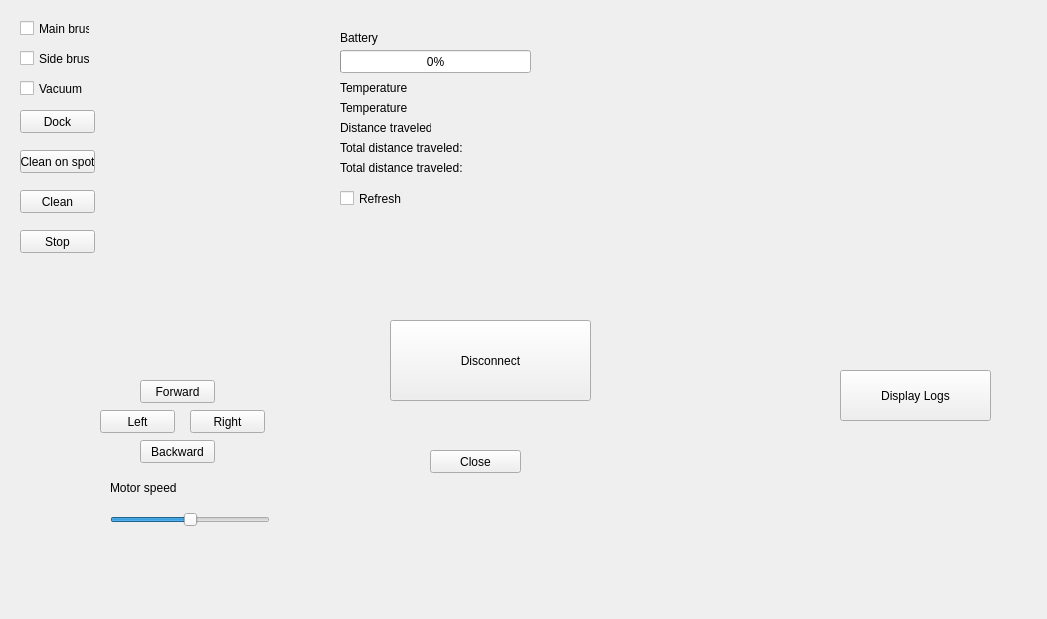
Above: GUI/Gui-RoombaV1.0/controllingroomba.ui from K-4U/ese_project4y5 before the change. Below: the same form after it.
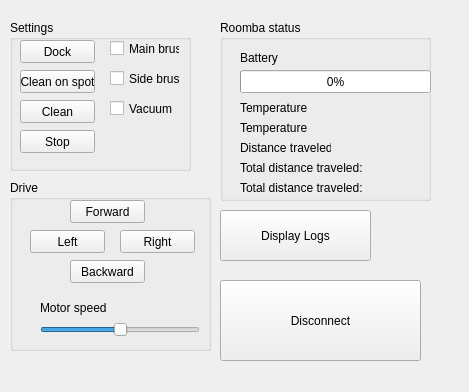
That is the form after the change.

Diff of the .ui file:
```diff
--- a/GUI/Gui-RoombaV1.0/controllingroomba.ui
+++ b/GUI/Gui-RoombaV1.0/controllingroomba.ui
@@ -6,162 +6,107 @@
    <rect>
     <x>0</x>
     <y>0</y>
-    <width>1047</width>
-    <height>619</height>
+    <width>469</width>
+    <height>392</height>
    </rect>
   </property>
   <property name="windowTitle">
    <string>Form</string>
   </property>
-  <widget class="QCheckBox" name="cbSideBrush">
+  <widget class="QPushButton" name="pbDisonnect">
    <property name="geometry">
     <rect>
-     <x>20</x>
-     <y>50</y>
-     <width>70</width>
-     <height>17</height>
+     <x>220</x>
+     <y>280</y>
+     <width>201</width>
+     <height>81</height>
     </rect>
    </property>
    <property name="text">
-    <string>Side brush</string>
+    <string>Disconnect</string>
    </property>
   </widget>
-  <widget class="QPushButton" name="pbClean">
+  <widget class="QPushButton" name="pbDisplayLogs">
    <property name="geometry">
     <rect>
-     <x>20</x>
-     <y>190</y>
-     <width>75</width>
-     <height>23</height>
+     <x>220</x>
+     <y>210</y>
+     <width>151</width>
+     <height>51</height>
     </rect>
    </property>
    <property name="text">
-    <string>Clean</string>
+    <string>Display Logs</string>
    </property>
-   <property name="checkable">
-    <bool>false</bool>
-   </property>
   </widget>
-  <widget class="QPushButton" name="pbDock">
+  <widget class="QGroupBox" name="gbroombaStatus">
    <property name="geometry">
     <rect>
-     <x>20</x>
-     <y>110</y>
-     <width>75</width>
-     <height>23</height>
-    </rect>
-   </property>
-   <property name="cursor">
-    <cursorShape>ArrowCursor</cursorShape>
-   </property>
-   <property name="text">
-    <string>Dock</string>
-   </property>
-   <property name="checkable">
-    <bool>false</bool>
-   </property>
-  </widget>
-  <widget class="QPushButton" name="pbCleanSpot">
-   <property name="geometry">
-    <rect>
-     <x>20</x>
-     <y>150</y>
-     <width>75</width>
-     <height>23</height>
-    </rect>
-   </property>
-   <property name="text">
-    <string>Clean on spot</string>
-   </property>
-   <property name="checkable">
-    <bool>false</bool>
-   </property>
-  </widget>
-  <widget class="QCheckBox" name="cbMainBrush">
-   <property name="geometry">
-    <rect>
-     <x>20</x>
+     <x>220</x>
      <y>20</y>
-     <width>70</width>
-     <height>17</height>
+     <width>211</width>
+     <height>181</height>
     </rect>
    </property>
-   <property name="text">
-    <string>Main brush</string>
+   <property name="title">
+    <string>Roomba status</string>
    </property>
-  </widget>
-  <widget class="QCheckBox" name="cbVacuum">
+   <widget class="QLabel" name="lbBatteryChargingState">
    <property name="geometry">
     <rect>
      <x>20</x>
      <y>80</y>
-     <width>70</width>
-     <height>17</height>
+      <width>151</width>
+      <height>16</height>
     </rect>
    </property>
    <property name="text">
-    <string>Vacuum</string>
-   </property>
-  </widget>
-  <widget class="QPushButton" name="pbClose">
+     <string>Temperature</string>
+    </property>
+   </widget>
+   <widget class="QLabel" name="lbOperatingMode">
    <property name="geometry">
     <rect>
-     <x>430</x>
-     <y>450</y>
+      <x>20</x>
+      <y>160</y>
+      <width>141</width>
+      <height>16</height>
+     </rect>
+    </property>
+    <property name="text">
+     <string>Total distance traveled:</string>
+    </property>
+   </widget>
+   <widget class="QLabel" name="lbDistance">
+    <property name="geometry">
+     <rect>
+      <x>20</x>
+      <y>120</y>
      <width>91</width>
-     <height>23</height>
+      <height>16</height>
     </rect>
    </property>
    <property name="text">
-    <string>Close</string>
-   </property>
-  </widget>
-  <widget class="QPushButton" name="pbDriveForward">
-   <property name="geometry">
-    <rect>
-     <x>140</x>
-     <y>380</y>
-     <width>75</width>
-     <height>23</height>
-    </rect>
-   </property>
-   <property name="text">
-    <string>Forward</string>
-   </property>
-   <property name="checkable">
-    <bool>false</bool>
-   </property>
-  </widget>
-  <widget class="QPushButton" name="pbStop">
+     <string>Distance traveled:</string>
+    </property>
+   </widget>
+   <widget class="QLabel" name="lbTotalDistance">
    <property name="geometry">
     <rect>
      <x>20</x>
-     <y>230</y>
-     <width>75</width>
-     <height>23</height>
+      <y>140</y>
+      <width>141</width>
+      <height>16</height>
     </rect>
    </property>
    <property name="text">
-    <string>Stop</string>
-   </property>
-  </widget>
-  <widget class="QProgressBar" name="prBattery">
-   <property name="geometry">
-    <rect>
-     <x>340</x>
-     <y>50</y>
-     <width>191</width>
-     <height>23</height>
-    </rect>
-   </property>
-   <property name="value">
-    <number>0</number>
+     <string>Total distance traveled:</string>
    </property>
   </widget>
   <widget class="QLabel" name="lbBattery">
    <property name="geometry">
     <rect>
-     <x>340</x>
+      <x>20</x>
      <y>30</y>
      <width>91</width>
      <height>16</height>
@@ -171,11 +116,66 @@
     <string>Battery </string>
    </property>
   </widget>
+   <widget class="QLabel" name="lbTemperature">
+    <property name="geometry">
+     <rect>
+      <x>20</x>
+      <y>100</y>
+      <width>151</width>
+      <height>16</height>
+     </rect>
+    </property>
+    <property name="text">
+     <string>Temperature</string>
+    </property>
+   </widget>
+   <widget class="QProgressBar" name="prBattery">
+    <property name="geometry">
+     <rect>
+      <x>20</x>
+      <y>50</y>
+      <width>191</width>
+      <height>23</height>
+     </rect>
+    </property>
+    <property name="value">
+     <number>0</number>
+    </property>
+   </widget>
+  </widget>
+  <widget class="QGroupBox" name="gbDrive">
+   <property name="geometry">
+    <rect>
+     <x>10</x>
+     <y>180</y>
+     <width>201</width>
+     <height>171</height>
+    </rect>
+   </property>
+   <property name="title">
+    <string>Drive</string>
+   </property>
+   <widget class="QPushButton" name="pbDriveRight">
+    <property name="geometry">
+     <rect>
+      <x>110</x>
+      <y>50</y>
+      <width>75</width>
+      <height>23</height>
+     </rect>
+    </property>
+    <property name="text">
+     <string>Right</string>
+    </property>
+    <property name="shortcut">
+     <string>Right</string>
+    </property>
+   </widget>
   <widget class="QSlider" name="hsMotorSpeed">
    <property name="geometry">
     <rect>
-     <x>110</x>
-     <y>510</y>
+      <x>30</x>
+      <y>140</y>
      <width>160</width>
      <height>19</height>
     </rect>
@@ -193,11 +193,46 @@
     <enum>Qt::Horizontal</enum>
    </property>
   </widget>
+   <widget class="QPushButton" name="pbDriveForward">
+    <property name="geometry">
+     <rect>
+      <x>60</x>
+      <y>20</y>
+      <width>75</width>
+      <height>23</height>
+     </rect>
+    </property>
+    <property name="text">
+     <string>Forward</string>
+    </property>
+    <property name="shortcut">
+     <string>Up</string>
+    </property>
+    <property name="checkable">
+     <bool>false</bool>
+    </property>
+   </widget>
+   <widget class="QPushButton" name="pbDriveBackward">
+    <property name="geometry">
+     <rect>
+      <x>60</x>
+      <y>80</y>
+      <width>75</width>
+      <height>23</height>
+     </rect>
+    </property>
+    <property name="text">
+     <string>Backward</string>
+    </property>
+    <property name="shortcut">
+     <string>Down</string>
+    </property>
+   </widget>
   <widget class="QLabel" name="lbMotorSpeed">
    <property name="geometry">
     <rect>
-     <x>110</x>
-     <y>480</y>
+      <x>30</x>
+      <y>120</y>
      <width>111</width>
      <height>16</height>
     </rect>
@@ -206,50 +241,11 @@
     <string>Motor speed</string>
    </property>
   </widget>
-  <widget class="QLabel" name="lbDistance">
-   <property name="geometry">
-    <rect>
-     <x>340</x>
-     <y>120</y>
-     <width>91</width>
-     <height>16</height>
-    </rect>
-   </property>
-   <property name="text">
-    <string>Distance traveled:</string>
-   </property>
-  </widget>
-  <widget class="QLabel" name="lbTotalDistance">
-   <property name="geometry">
-    <rect>
-     <x>340</x>
-     <y>140</y>
-     <width>141</width>
-     <height>16</height>
-    </rect>
-   </property>
-   <property name="text">
-    <string>Total distance traveled:</string>
-   </property>
-  </widget>
-  <widget class="QLabel" name="lbTemperature">
-   <property name="geometry">
-    <rect>
-     <x>340</x>
-     <y>100</y>
-     <width>151</width>
-     <height>16</height>
-    </rect>
-   </property>
-   <property name="text">
-    <string>Temperature</string>
-   </property>
-  </widget>
   <widget class="QPushButton" name="pbDriveLeft">
    <property name="geometry">
     <rect>
-     <x>100</x>
-     <y>410</y>
+      <x>20</x>
+      <y>50</y>
      <width>75</width>
      <height>23</height>
     </rect>
@@ -257,98 +253,148 @@
    <property name="text">
     <string>Left</string>
    </property>
-  </widget>
-  <widget class="QPushButton" name="pbDriveRight">
+    <property name="shortcut">
+     <string>Left</string>
+    </property>
+   </widget>
+   <zorder>pbDriveBackward</zorder>
+   <zorder>pbDriveForward</zorder>
+   <zorder>hsMotorSpeed</zorder>
+   <zorder>lbMotorSpeed</zorder>
+   <zorder>pbDriveLeft</zorder>
+   <zorder>pbDriveRight</zorder>
+   <zorder>pbDriveRight</zorder>
+   <zorder>pbDriveForward</zorder>
+   <zorder>hsMotorSpeed</zorder>
+   <zorder>pbDriveBackward</zorder>
+   <zorder>lbMotorSpeed</zorder>
+   <zorder>pbDriveLeft</zorder>
+   <zorder>pbDriveRight</zorder>
+   <zorder>hsMotorSpeed</zorder>
+   <zorder>pbDriveForward</zorder>
+   <zorder>pbDriveBackward</zorder>
+   <zorder>lbMotorSpeed</zorder>
+   <zorder>pbDriveLeft</zorder>
+  </widget>
+  <widget class="QGroupBox" name="gbSetModes">
    <property name="geometry">
     <rect>
-     <x>190</x>
-     <y>410</y>
+     <x>10</x>
+     <y>20</y>
+     <width>181</width>
+     <height>151</height>
+    </rect>
+   </property>
+   <property name="title">
+    <string>Settings</string>
+   </property>
+   <widget class="QPushButton" name="pbStop">
+    <property name="geometry">
+     <rect>
+      <x>10</x>
+      <y>110</y>
      <width>75</width>
      <height>23</height>
     </rect>
    </property>
    <property name="text">
-    <string>Right</string>
-   </property>
-  </widget>
-  <widget class="QPushButton" name="pbDriveBackward">
+     <string>Stop</string>
+    </property>
+   </widget>
+   <widget class="QPushButton" name="pbDock">
    <property name="geometry">
     <rect>
-     <x>140</x>
-     <y>440</y>
+      <x>10</x>
+      <y>20</y>
      <width>75</width>
      <height>23</height>
     </rect>
    </property>
    <property name="text">
-    <string>Backward</string>
-   </property>
-  </widget>
-  <widget class="QPushButton" name="pbDisonnect">
+     <string>Dock</string>
+    </property>
+    <property name="checkable">
+     <bool>false</bool>
+    </property>
+   </widget>
+   <widget class="QPushButton" name="pbCleanSpot">
    <property name="geometry">
     <rect>
-     <x>390</x>
-     <y>320</y>
-     <width>201</width>
-     <height>81</height>
+      <x>10</x>
+      <y>50</y>
+      <width>75</width>
+      <height>23</height>
     </rect>
    </property>
    <property name="text">
-    <string>Disconnect</string>
-   </property>
-  </widget>
-  <widget class="QPushButton" name="pbDisplayLogs">
+     <string>Clean on spot</string>
+    </property>
+    <property name="checkable">
+     <bool>false</bool>
+    </property>
+   </widget>
+   <widget class="QPushButton" name="pbClean">
    <property name="geometry">
     <rect>
-     <x>840</x>
-     <y>370</y>
-     <width>151</width>
-     <height>51</height>
+      <x>10</x>
+      <y>80</y>
+      <width>75</width>
+      <height>23</height>
     </rect>
    </property>
    <property name="text">
-    <string>Display Logs</string>
-   </property>
-  </widget>
-  <widget class="QCheckBox" name="cbRefresh">
+     <string>Clean</string>
+    </property>
+    <property name="checkable">
+     <bool>false</bool>
+    </property>
+   </widget>
+   <widget class="QCheckBox" name="cbVacuum">
    <property name="geometry">
     <rect>
-     <x>340</x>
-     <y>190</y>
+      <x>100</x>
+      <y>80</y>
      <width>70</width>
      <height>17</height>
     </rect>
    </property>
    <property name="text">
-    <string>Refresh</string>
-   </property>
-  </widget>
-  <widget class="QLabel" name="lbOperatingMode">
+     <string>Vacuum</string>
+    </property>
+   </widget>
+   <widget class="QCheckBox" name="cbMainBrush">
    <property name="geometry">
     <rect>
-     <x>340</x>
-     <y>160</y>
-     <width>141</width>
-     <height>16</height>
+      <x>100</x>
+      <y>20</y>
+      <width>70</width>
+      <height>17</height>
     </rect>
    </property>
    <property name="text">
-    <string>Total distance traveled:</string>
-   </property>
-  </widget>
-  <widget class="QLabel" name="lbBatteryChargingState">
+     <string>Main brush</string>
+    </property>
+   </widget>
+   <widget class="QCheckBox" name="cbSideBrush">
    <property name="geometry">
     <rect>
-     <x>340</x>
-     <y>80</y>
-     <width>151</width>
-     <height>16</height>
+      <x>100</x>
+      <y>50</y>
+      <width>70</width>
+      <height>17</height>
     </rect>
    </property>
    <property name="text">
-    <string>Temperature</string>
-   </property>
-  </widget>
+     <string>Side brush</string>
+    </property>
+   </widget>
+  </widget>
+  <zorder>pbDisonnect</zorder>
+  <zorder>pbDisplayLogs</zorder>
+  <zorder>gbroombaStatus</zorder>
+  <zorder>gbDrive</zorder>
+  <zorder>gbSetModes</zorder>
+  <zorder>lbTemperature</zorder>
  </widget>
  <resources/>
  <connections>
```
Left out of the diff: 7 changed lines with no effect on the pictures. Lines whose indentation alone changed are shown as unchanged.
